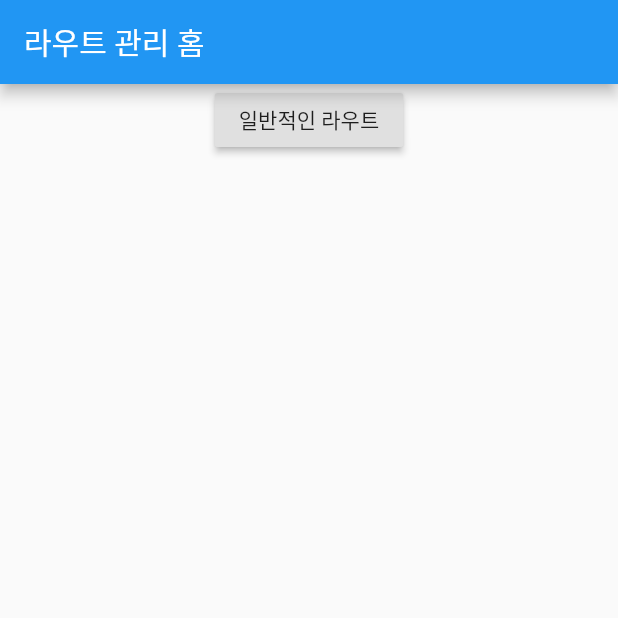
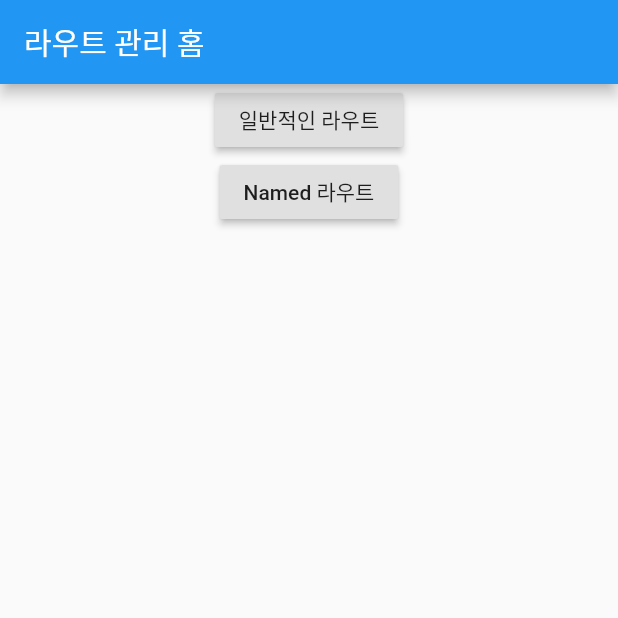
Before and after one commit to hunderboy/Flutter_GetX, a Flutter app: the screen it shows after launch, on a phone screen of 412 x 824 dp, the top half of it. Run offline on Flutter 3.47's test engine with Material 2 defaults, Android fonts, the phone set to English and light mode, and no system bars; our stand-ins replace get.

Commit message:
GetNamed 라우터 적용

```diff
--- a/lib/main.dart
+++ b/lib/main.dart
@@ -1,6 +1,9 @@
 import 'package:flutter/material.dart';
 import 'package:get/get.dart';
 import 'package:getx_example/src/home.dart';
+
+import 'src/pages/named/first.dart';
+import 'src/pages/named/second.dart';
 
 void main() {
   runApp(const MyApp());
@@ -17,11 +20,17 @@ class MyApp extends StatelessWidget {
         primarySwatch: Colors.blue,
         visualDensity: VisualDensity.adaptivePlatformDensity,
       ),
-      home: Home(),
-      // initialRoute: "/",
-      // routes: {
-      //   "/" : (context)=>Home()
-      // },
+      initialRoute: "/",
+      routes: {
+        "/": (context) => Home(),
+        "/first": (context) => FirstNamedPage(),
+        "/second": (context) => SecondNamedPage(),
+      },
+      getPages: [
+        GetPage(name: "/", page: () => Home()),
+        GetPage(name: "/first", page: () => FirstNamedPage()),
+        GetPage(name: "/second", page: () => SecondNamedPage()),
+      ],
     );
   }
 }
--- a/lib/src/home.dart
+++ b/lib/src/home.dart
@@ -1,6 +1,6 @@
 import 'package:flutter/material.dart';
 import 'package:get/get.dart';
-import 'package:getx_example/src/normal/first.dart';
+import 'pages/normal/first.dart';
 
 class Home extends StatelessWidget {
   const Home({Key? key}) : super(key: key);
@@ -20,6 +20,12 @@ class Home extends StatelessWidget {
                 Get.to(FirstPage());
               },
             ),
+            RaisedButton(
+              child: Text("Named 라우트"),
+              onPressed: () {
+                Get.toNamed("/first");
+              },
+            ),
           ],
         ),
       ),
--- a/lib/src/named/first.dart
+++ b/lib/src/pages/named/first.dart
@@ -17,6 +17,7 @@ class FirstNamedPage extends StatelessWidget {
             RaisedButton(
               child: Text("다음페이지 이동"),
               onPressed: () {
+                Get.offNamed("/second");
               },
             ),
           ],
--- a/lib/src/named/second.dart
+++ b/lib/src/pages/named/second.dart
@@ -1,6 +1,6 @@
 import 'package:flutter/material.dart';
 import 'package:get/get.dart';
-import '../home.dart';
+import '../../Home.dart';
 
 class SecondNamedPage extends StatelessWidget {
   const SecondNamedPage({Key? key}) : super(key: key);
@@ -24,8 +24,7 @@ class SecondNamedPage extends StatelessWidget {
             RaisedButton(
               child: Text("홈으로 이동"),
               onPressed: () {
-                Get.to(Home());
-                Get.offAll(Home());
+                Get.offAllNamed("/");
               },
             ),
           ],
--- a/lib/src/normal/second.dart
+++ b/lib/src/pages/normal/second.dart
@@ -1,6 +1,6 @@
 import 'package:flutter/material.dart';
 import 'package:get/get.dart';
-import '../home.dart';
+import '../../Home.dart';
 
 class SecondPage extends StatelessWidget {
   const SecondPage({Key? key}) : super(key: key);
```
Also changed, not shown: lib/src/pages/normal/first.dart (renamed from lib/src/normal/first.dart).
